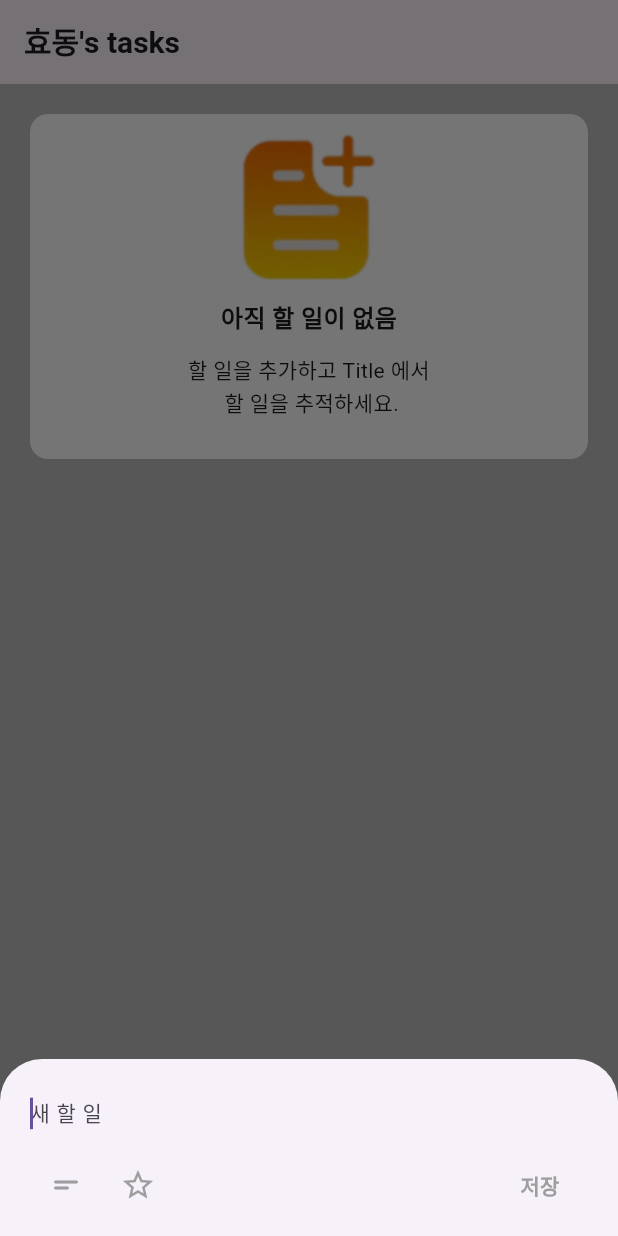
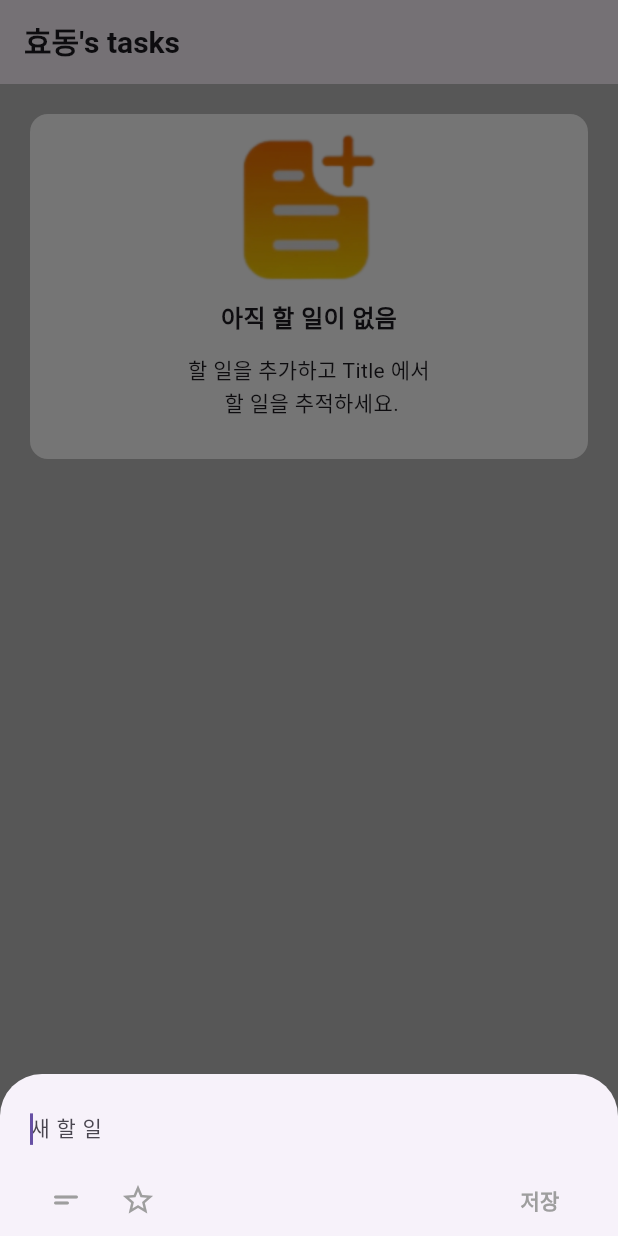
Before and after one commit to Hyodong90/flutter_tasks, a Flutter app: the screen it shows after launch, after a tap on the "add" icon, on a phone screen of 412 x 824 dp. Run offline on Flutter 3.47's test engine with Material 3 defaults, Android fonts, the light colour scheme and no system bars.

Commit message:
세부정보오류

```diff
--- a/lib/homepage.dart
+++ b/lib/homepage.dart
@@ -1,5 +1,5 @@
 import 'package:flutter/material.dart';
-import 'package:flutter_tasks/todo_page.dart';
+import 'package:flutter_tasks/todo_view.dart';
 
 //일단 만듬
 class ToDoEntity {
@@ -55,6 +55,7 @@ class _HomePageState extends State<HomePage> {
   @override
   Widget build(BuildContext context) {
     return Scaffold(
+      resizeToAvoidBottomInset: false,
       backgroundColor: Colors.grey[400],
       appBar: AppBar(
         title: Text(
@@ -105,7 +106,7 @@ class _HomePageState extends State<HomePage> {
                       top: 12,
                       left: 20,
                       right: 20,
-                      bottom: MediaQuery.of(context).viewInsets.bottom + 10,
+                      bottom: MediaQuery.of(context).viewInsets.bottom,
                     ),
                     child: Column(
                       mainAxisSize: MainAxisSize.min,
@@ -121,6 +122,7 @@ class _HomePageState extends State<HomePage> {
                             if (value.trim().isNotEmpty) saveToDo();
                           },
                           autofocus: true,
+                          textInputAction: TextInputAction.done, //엔터 누를시 저장
                           decoration: InputDecoration(
                             hintText: "새 할 일",
                             border: InputBorder.none,
@@ -129,6 +131,7 @@ class _HomePageState extends State<HomePage> {
 
                         Row(
                           children: [
+                            if (!showDescription)
                               IconButton(
                                 icon: Icon(
                                   Icons.short_text_rounded,
@@ -173,9 +176,14 @@ class _HomePageState extends State<HomePage> {
                           ],
                         ),
 
-                        // 🔹 설명 입력창 (보일 때만)
+                        //  설명 입력창
                         if (showDescription)
-                          TextField(
+                          // 세부정보추가 줄바꿈하려 익스펜디드로 감쌌는데 전체화면됨. 컨터이너로 감싸줘야하나/ 엔터눌러도 다음으로 그냥 키보드창이내려감,
+                          SizedBox(
+                            height: 200,
+                            child: TextField(
+                              textInputAction: TextInputAction
+                                  .newline, // 엔터치면 다음줄로 가야하는데 왜ㅏㄴ가지
                               controller: descController,
                               style: TextStyle(fontSize: 14),
                               decoration: InputDecoration(
@@ -185,6 +193,7 @@ class _HomePageState extends State<HomePage> {
                                   color: Colors.grey,
                                 ),
                                 border: InputBorder.none,
+                              ),
                             ),
                           ),
                       ],
```
Also changed, not shown: lib/todo_view.dart (renamed from lib/todo_page.dart, +1 -12 lines). Lines whose indentation alone changed are shown as unchanged.
